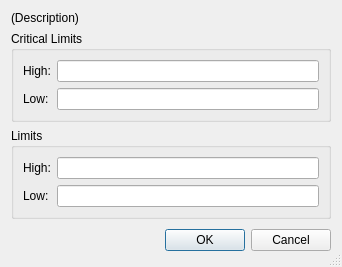
Old version of the form modules/limits/qt/limit_dialog.ui in the repository alexsmn/scada-client.
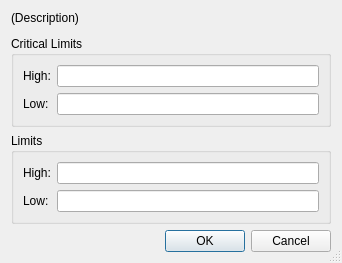
New version of the form.

Commit message: client: give dialogs native conventions

```diff
--- a/modules/limits/qt/limit_dialog.ui
+++ b/modules/limits/qt/limit_dialog.ui
@@ -127,29 +127,12 @@
       <number>0</number>
      </property>
      <item>
-      <spacer>
+      <widget class="QDialogButtonBox" name="buttonBox">
        <property name="orientation">
         <enum>Qt::Horizontal</enum>
        </property>
-       <property name="sizeHint" stdset="0">
-        <size>
-         <width>131</width>
-         <height>31</height>
-        </size>
-       </property>
-      </spacer>
-     </item>
-     <item>
-      <widget class="QPushButton" name="okButton">
-       <property name="text">
-        <string>OK</string>
-       </property>
-      </widget>
-     </item>
-     <item>
-      <widget class="QPushButton" name="cancelButton">
-       <property name="text">
-        <string>Cancel</string>
+       <property name="standardButtons">
+        <set>QDialogButtonBox::Cancel|QDialogButtonBox::Ok</set>
        </property>
       </widget>
      </item>
```
Left out of the diff: 28 changed lines with no effect on the pictures. The commit also changes 15 other files.
